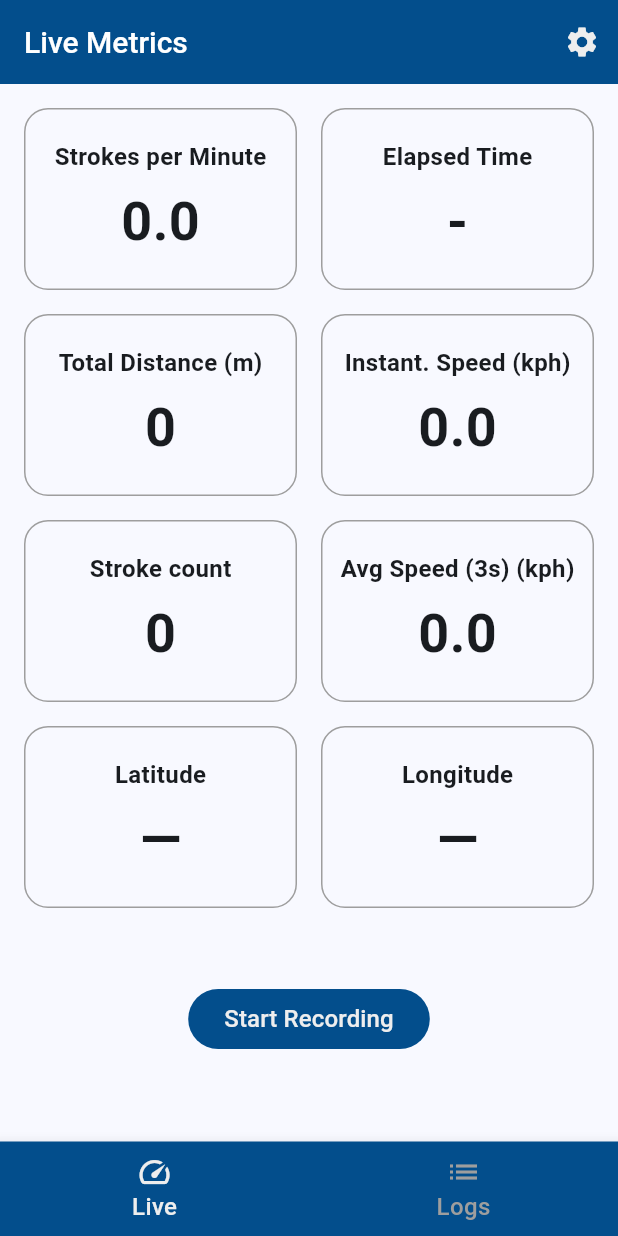
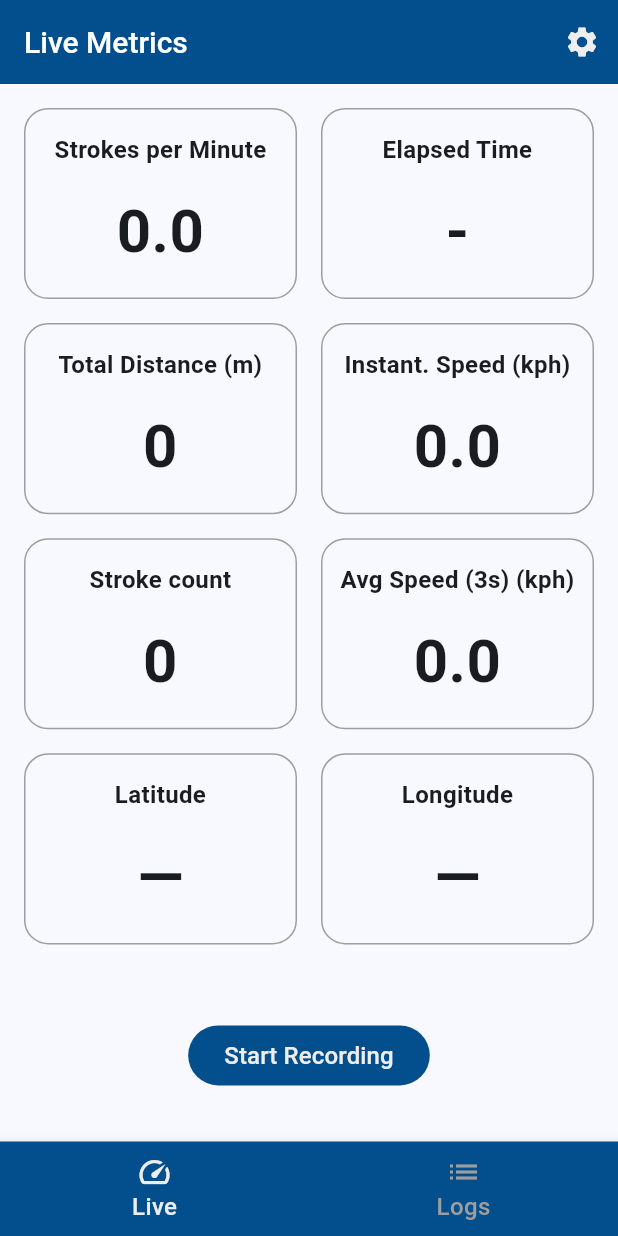
Before and after one commit to AMWen/pandaboat, a Flutter app: the screen it shows after launch, on a phone screen of 412 x 824 dp. Run offline on Flutter 3.47's test engine with Material 3 defaults, Android fonts, the phone set to English and light mode, and no system bars; our stand-ins replace csv, file_picker, flutter_map, geolocator, latlong2, rxdart and 2 more; missing offline and left inert: geolocator_android, geolocator_apple, shake.

Commit message:
scale y2 axis for less overlap, enable selection zoom, remove markers, larger font

```diff
--- a/lib/data/constants.dart
+++ b/lib/data/constants.dart
@@ -7,7 +7,7 @@ Color dullColor = Colors.grey[500]!;
 class TextStyles {
   static TextStyle mediumText = TextStyle(fontSize: 16, fontWeight: FontWeight.w600);
   static TextStyle normalText = TextStyle(fontSize: 16);
-  static TextStyle largeMediumText = TextStyle(fontSize: 36, fontWeight: FontWeight.w600);
+  static TextStyle largeMediumText = TextStyle(fontSize: 40, fontWeight: FontWeight.w600);
   static TextStyle titleText = TextStyle(fontSize: 20, fontWeight: FontWeight.w500);
   static TextStyle labelText = TextStyle(fontSize: 16, fontWeight: FontWeight.w500);
   static TextStyle buttonText = TextStyle(fontSize: 16, fontWeight: FontWeight.w500, color: secondaryColor);
--- a/lib/tabs/live_tab.dart
+++ b/lib/tabs/live_tab.dart
@@ -311,8 +311,8 @@ class LiveTabState extends State<LiveTab> with AutomaticKeepAliveClientMixin {
       metric("Instant. Speed (kph)", currentSpeed.toStringAsFixed(1)),
       metric("Stroke count", "$strokeCount"),
       metric("Avg Speed (3s) (kph)", smoothedSpeed.toStringAsFixed(1)),
-      metric("Latitude", latitude?.toStringAsFixed(3) ?? '—'),
-      metric("Longitude", longitude?.toStringAsFixed(3) ?? '—'),
+      metric("Latitude", latitude?.toStringAsFixed(2) ?? '—'),
+      metric("Longitude", longitude?.toStringAsFixed(2) ?? '—'),
     ];
 
     return Scaffold(
@@ -332,7 +332,7 @@ class LiveTabState extends State<LiveTab> with AutomaticKeepAliveClientMixin {
           children: [
             GridView.count(
               crossAxisCount: 2,
-              childAspectRatio: 3 / 2,
+              childAspectRatio: 3 / 2.1,
               crossAxisSpacing: 16,
               mainAxisSpacing: 16,
               shrinkWrap: true,
@@ -357,7 +357,6 @@ class LiveTabState extends State<LiveTab> with AutomaticKeepAliveClientMixin {
     );
   }
 
-  // Updated metric widget for grid item
   Widget metric(String title, String value) {
     return Container(
       padding: const EdgeInsets.all(8),
@@ -366,12 +365,11 @@ class LiveTabState extends State<LiveTab> with AutomaticKeepAliveClientMixin {
         border: Border.all(color: dullColor),
       ),
       child: Column(
-        mainAxisAlignment: MainAxisAlignment.center,
+        mainAxisAlignment: MainAxisAlignment.spaceAround,
         crossAxisAlignment: CrossAxisAlignment.center,
         children: [
-          Text(title, style: TextStyles.mediumText),
-          const SizedBox(height: 6),
-          Text(value, style: TextStyles.largeMediumText),
+          Text(title, style: TextStyles.mediumText, textAlign: TextAlign.center),
+          Text(value, style: TextStyles.largeMediumText, textAlign: TextAlign.center),
         ],
       ),
     );
```
